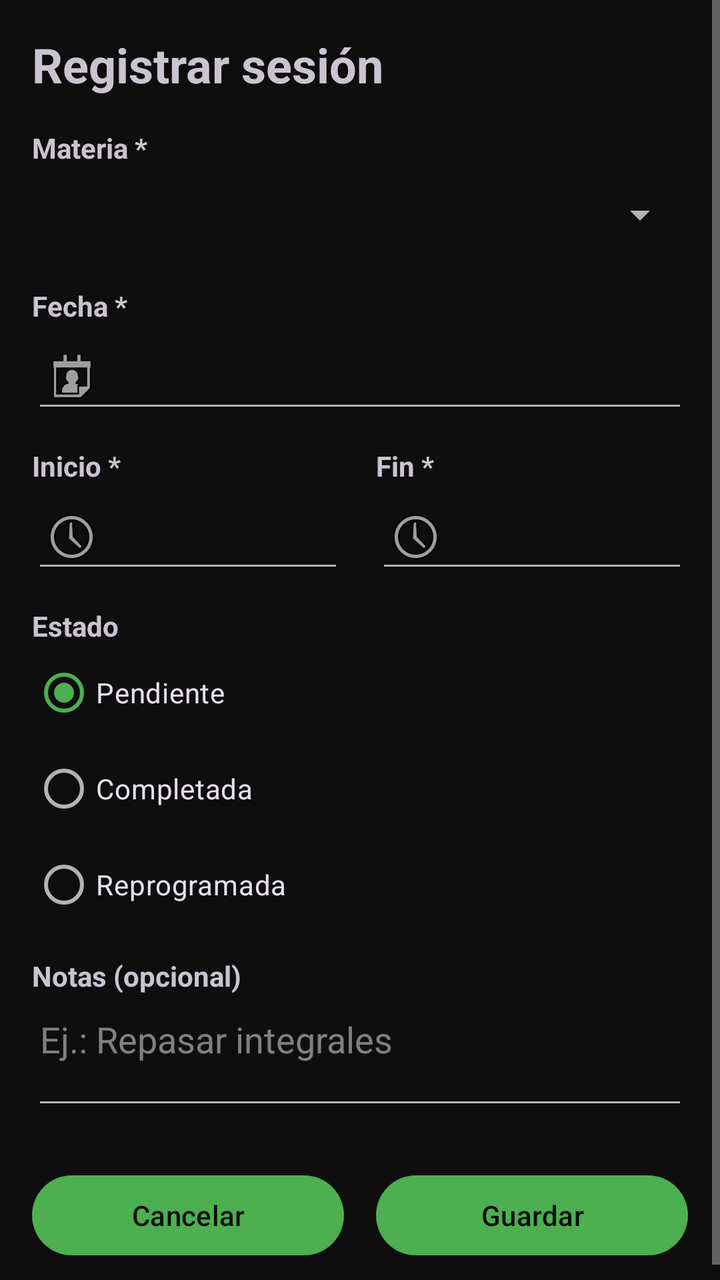
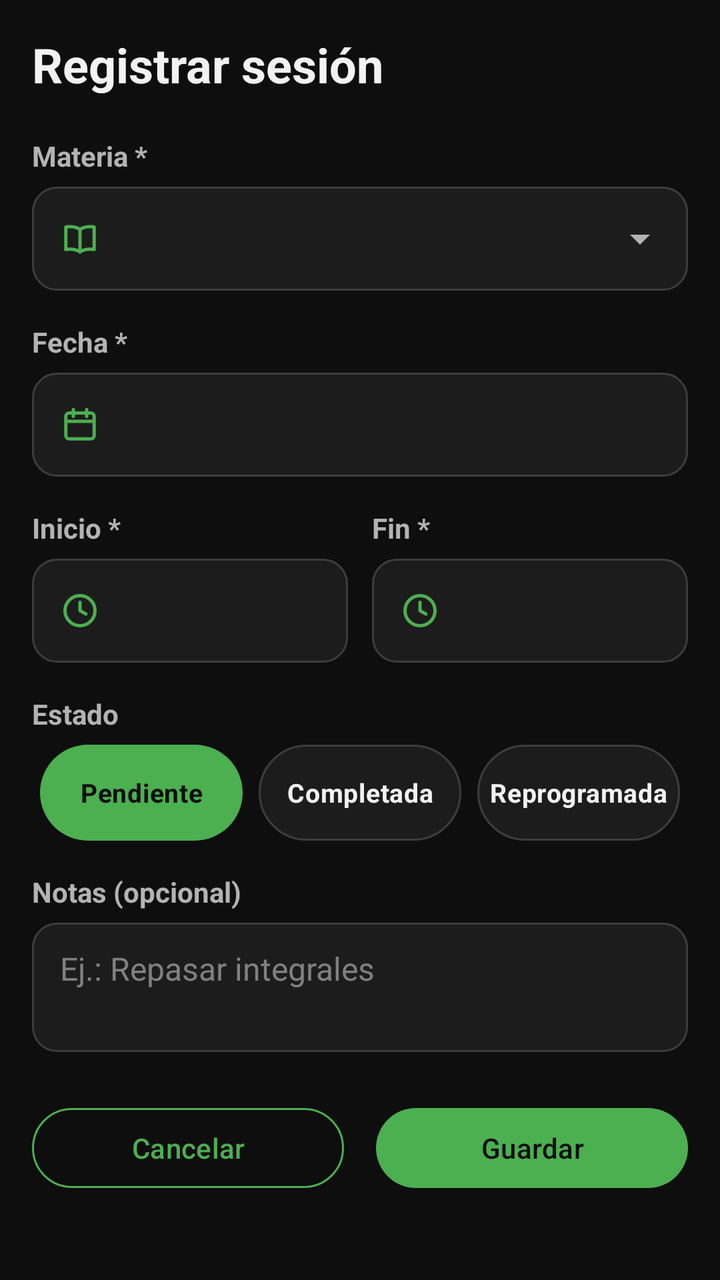

Two renders of the same Android screen: before a commit and after it. Below are the layout's source before the change and the commit's diff.
<!-- AndroidManifest.xml: application theme Theme.AgendaPersonal -->
<!-- res/layout/activity_sesion_form.xml -->
<?xml version="1.0" encoding="utf-8"?>
<ScrollView xmlns:android="http://schemas.android.com/apk/res/android"
    xmlns:tools="http://schemas.android.com/tools"
    android:id="@+id/main"
    android:layout_width="match_parent"
    android:layout_height="match_parent"
    tools:context=".vista.SesionFormActivity">

    
    <LinearLayout
        android:layout_width="match_parent"
        android:layout_height="wrap_content"
        android:orientation="vertical"
        android:padding="16dp">

        
        <TextView
            android:id="@+id/tvTitulo"
            android:layout_width="match_parent"
            android:layout_height="wrap_content"
            android:layout_marginBottom="16dp"
            android:text="@string/titulo_nueva_sesion"
            android:textSize="24sp"
            android:textStyle="bold" />

        
        <TextView
            android:layout_width="wrap_content"
            android:layout_height="wrap_content"
            android:text="@string/etiqueta_materia"
            android:textStyle="bold" />

        <Spinner
            android:id="@+id/spMateria"
            android:layout_width="match_parent"
            android:layout_height="wrap_content"
            android:layout_marginBottom="12dp"
            android:minHeight="48dp" />

        
        <TextView
            android:layout_width="wrap_content"
            android:layout_height="wrap_content"
            android:text="@string/etiqueta_fecha"
            android:textStyle="bold" />

        <EditText
            android:id="@+id/etFecha"
            android:layout_width="match_parent"
            android:layout_height="wrap_content"
            android:layout_marginBottom="12dp"
            android:drawableStart="@android:drawable/ic_menu_my_calendar"
            android:drawablePadding="8dp"
            android:focusable="false"
            android:importantForAutofill="no"
            android:inputType="none"
            android:minHeight="48dp" />

        
        <LinearLayout
            android:layout_width="match_parent"
            android:layout_height="wrap_content"
            android:layout_marginBottom="12dp"
            android:orientation="horizontal">

            <LinearLayout
                android:layout_width="0dp"
                android:layout_height="wrap_content"
                android:layout_marginEnd="8dp"
                android:layout_weight="1"
                android:orientation="vertical">

                <TextView
                    android:layout_width="wrap_content"
                    android:layout_height="wrap_content"
                    android:text="@string/etiqueta_inicio"
                    android:textStyle="bold" />

                <EditText
                    android:id="@+id/etInicio"
                    android:layout_width="match_parent"
                    android:layout_height="wrap_content"
                    android:drawableStart="@android:drawable/ic_menu_recent_history"
                    android:drawablePadding="8dp"
                    android:focusable="false"
                    android:importantForAutofill="no"
                    android:inputType="none"
                    android:minHeight="48dp" />
            </LinearLayout>

            <LinearLayout
                android:layout_width="0dp"
                android:layout_height="wrap_content"
                android:layout_marginStart="8dp"
                android:layout_weight="1"
                android:orientation="vertical">

                <TextView
                    android:layout_width="wrap_content"
                    android:layout_height="wrap_content"
                    android:text="@string/etiqueta_fin"
                    android:textStyle="bold" />

                <EditText
                    android:id="@+id/etFin"
                    android:layout_width="match_parent"
                    android:layout_height="wrap_content"
                    android:drawableStart="@android:drawable/ic_menu_recent_history"
                    android:drawablePadding="8dp"
                    android:focusable="false"
                    android:importantForAutofill="no"
                    android:inputType="none"
                    android:minHeight="48dp" />
            </LinearLayout>
        </LinearLayout>

        
        <TextView
            android:layout_width="wrap_content"
            android:layout_height="wrap_content"
            android:text="@string/etiqueta_estado"
            android:textStyle="bold" />

        <RadioGroup
            android:id="@+id/rgEstado"
            android:layout_width="match_parent"
            android:layout_height="wrap_content"
            android:layout_marginBottom="12dp"
            android:checkedButton="@+id/rbPendiente"
            android:orientation="vertical">

            <RadioButton
                android:id="@+id/rbPendiente"
                android:layout_width="match_parent"
                android:layout_height="wrap_content"
                android:minHeight="48dp"
                android:text="@string/estado_pendiente" />

            <RadioButton
                android:id="@+id/rbCompletada"
                android:layout_width="match_parent"
                android:layout_height="wrap_content"
                android:minHeight="48dp"
                android:text="@string/estado_completada" />

            <RadioButton
                android:id="@+id/rbReprogramada"
                android:layout_width="match_parent"
                android:layout_height="wrap_content"
                android:minHeight="48dp"
                android:text="@string/estado_reprogramada" />
        </RadioGroup>

        
        <TextView
            android:layout_width="wrap_content"
            android:layout_height="wrap_content"
            android:text="@string/etiqueta_notas"
            android:textStyle="bold" />

        <EditText
            android:id="@+id/etNotas"
            android:layout_width="match_parent"
            android:layout_height="wrap_content"
            android:layout_marginBottom="24dp"
            android:gravity="top|start"
            android:hint="@string/pista_notas"
            android:importantForAutofill="no"
            android:inputType="textMultiLine|textCapSentences"
            android:minHeight="48dp"
            android:minLines="2" />

        
        <Button
            android:id="@+id/btnTerminar"
            android:layout_width="match_parent"
            android:layout_height="wrap_content"
            android:layout_marginBottom="8dp"
            android:backgroundTint="@color/en_curso"
            android:minHeight="48dp"
            android:text="@string/btn_terminar_ahora"
            android:visibility="gone" />

        
        <LinearLayout
            android:layout_width="match_parent"
            android:layout_height="wrap_content"
            android:orientation="horizontal">

            <Button
                android:id="@+id/btnCancelar"
                android:layout_width="0dp"
                android:layout_height="wrap_content"
                android:layout_marginEnd="8dp"
                android:layout_weight="1"
                android:minHeight="48dp"
                android:text="@string/btn_cancelar" />

            <Button
                android:id="@+id/btnGuardar"
                android:layout_width="0dp"
                android:layout_height="wrap_content"
                android:layout_marginStart="8dp"
                android:layout_weight="1"
                android:minHeight="48dp"
                android:text="@string/btn_guardar" />
        </LinearLayout>
    </LinearLayout>
</ScrollView>
<!-- resources referenced by this layout -->
<resources>
  <style name="Base.Theme.AgendaPersonal" parent="Theme.Material3.Dark.NoActionBar">
          
          <item name="colorPrimary">@color/verde</item>
          <item name="colorOnPrimary">@color/texto_sobre_verde</item>
          
          <item name="colorPrimaryContainer">@color/verde_oscuro</item>
          <item name="colorOnPrimaryContainer">@color/texto</item>
          
          <item name="colorSecondary">@color/verde</item>
          <item name="colorOnSecondary">@color/texto_sobre_verde</item>
          <item name="colorSecondaryContainer">@color/verde_oscuro</item>
          <item name="colorOnSecondaryContainer">@color/texto</item>
          <item name="colorTertiary">@color/verde</item>
          <item name="colorOnTertiary">@color/texto_sobre_verde</item>
          
          <item name="colorAccent">@color/verde</item>
  
          
          <item name="android:colorBackground">@color/fondo</item>
          <item name="android:windowBackground">@color/fondo</item>
          <item name="colorOnBackground">@color/texto</item>
          
          <item name="colorSurface">@color/fondo</item>
          <item name="colorOnSurface">@color/texto</item>
          <item name="colorSurfaceVariant">@color/tarjeta</item>
          <item name="colorOnSurfaceVariant">@color/texto_secundario</item>
          <item name="colorSurfaceContainerLowest">@color/fondo</item>
          <item name="colorSurfaceContainerLow">@color/tarjeta</item>
          <item name="colorSurfaceContainer">@color/tarjeta</item>
          <item name="colorSurfaceContainerHigh">@color/tarjeta_alta</item>
          <item name="colorSurfaceContainerHighest">@color/tarjeta_alta</item>
          
          <item name="colorOutline">@color/borde</item>
          <item name="colorOutlineVariant">@color/borde</item>
  
          
          <item name="android:textColorPrimary">@color/texto</item>
          <item name="android:textColorSecondary">@color/texto_secundario</item>
          <item name="android:textColorHint">@color/texto_pista</item>
      </style>
  <!-- unchanged entries left out for length: 26 -->
</resources>

<!-- the commit's change to res/layout/activity_sesion_form.xml (unified diff, before → after) -->
@@ -18,156 +18,146 @@
             android:id="@+id/tvTitulo"
             android:layout_width="match_parent"
             android:layout_height="wrap_content"
-            android:layout_marginBottom="16dp"
+            android:layout_marginBottom="20dp"
             android:text="@string/titulo_nueva_sesion"
+            android:textColor="@color/texto"
             android:textSize="24sp"
             android:textStyle="bold" />
 
         
         <TextView
-            android:layout_width="wrap_content"
-            android:layout_height="wrap_content"
-            android:text="@string/etiqueta_materia"
-            android:textStyle="bold" />
+            style="@style/EtiquetaCampo"
+            android:text="@string/etiqueta_materia" />
 
-        <Spinner
-            android:id="@+id/spMateria"
+        <LinearLayout
             android:layout_width="match_parent"
             android:layout_height="wrap_content"
-            android:layout_marginBottom="12dp"
-            android:minHeight="48dp" />
+            android:layout_marginBottom="16dp"
+            android:background="@drawable/caja_campo"
+            android:gravity="center_vertical"
+            android:minHeight="52dp"
+            android:orientation="horizontal"
+            android:paddingStart="14dp">
+
+            <ImageView
+                android:layout_width="20dp"
+                android:layout_height="20dp"
+                android:importantForAccessibility="no"
+                android:src="@drawable/ic_libro" />
+
+            <Spinner
+                android:id="@+id/spMateria"
+                android:layout_width="0dp"
+                android:layout_height="wrap_content"
+                android:layout_weight="1"
+                android:minHeight="48dp" />
+        </LinearLayout>
 
         
         <TextView
-            android:layout_width="wrap_content"
-            android:layout_height="wrap_content"
-            android:text="@string/etiqueta_fecha"
-            android:textStyle="bold" />
+            style="@style/EtiquetaCampo"
+            android:text="@string/etiqueta_fecha" />
 
         <EditText
             android:id="@+id/etFecha"
-            android:layout_width="match_parent"
-            android:layout_height="wrap_content"
-            android:layout_marginBottom="12dp"
-            android:drawableStart="@android:drawable/ic_menu_my_calendar"
-            android:drawablePadding="8dp"
+            style="@style/CajaCampo"
+            android:layout_marginBottom="16dp"
+            android:drawableStart="@drawable/ic_calendario"
             android:focusable="false"
             android:importantForAutofill="no"
-            android:inputType="none"
-            android:minHeight="48dp" />
+            android:inputType="none" />
 
         
         <LinearLayout
             android:layout_width="match_parent"
             android:layout_height="wrap_content"
-            android:layout_marginBottom="12dp"
+            android:layout_marginBottom="16dp"
             android:orientation="horizontal">
 
             <LinearLayout
                 android:layout_width="0dp"
                 android:layout_height="wrap_content"
-                android:layout_marginEnd="8dp"
+                android:layout_marginEnd="6dp"
                 android:layout_weight="1"
                 android:orientation="vertical">
 
                 <TextView
-                    android:layout_width="wrap_content"
-                    android:layout_height="wrap_content"
-                    android:text="@string/etiqueta_inicio"
-                    android:textStyle="bold" />
+                    style="@style/EtiquetaCampo"
+                    android:text="@string/etiqueta_inicio" />
 
                 <EditText
                     android:id="@+id/etInicio"
-                    android:layout_width="match_parent"
-                    android:layout_height="wrap_content"
-                    android:drawableStart="@android:drawable/ic_menu_recent_history"
-                    android:drawablePadding="8dp"
+                    style="@style/CajaCampo"
+                    android:drawableStart="@drawable/ic_reloj"
                     android:focusable="false"
                     android:importantForAutofill="no"
-                    android:inputType="none"
-                    android:minHeight="48dp" />
+                    android:inputType="none" />
             </LinearLayout>
 
             <LinearLayout
                 android:layout_width="0dp"
                 android:layout_height="wrap_content"
-                android:layout_marginStart="8dp"
+                android:layout_marginStart="6dp"
                 android:layout_weight="1"
                 android:orientation="vertical">
 
                 <TextView
-                    android:layout_width="wrap_content"
-                    android:layout_height="wrap_content"
-                    android:text="@string/etiqueta_fin"
-                    android:textStyle="bold" />
+                    style="@style/EtiquetaCampo"
+                    android:text="@string/etiqueta_fin" />
 
                 <EditText
                     android:id="@+id/etFin"
-                    android:layout_width="match_parent"
-                    android:layout_height="wrap_content"
-                    android:drawableStart="@android:drawable/ic_menu_recent_history"
-                    android:drawablePadding="8dp"
+                    style="@style/CajaCampo"
+                    android:drawableStart="@drawable/ic_reloj"
                     android:focusable="false"
                     android:importantForAutofill="no"
-                    android:inputType="none"
-                    android:minHeight="48dp" />
+                    android:inputType="none" />
             </LinearLayout>
         </LinearLayout>
 
         
         <TextView
-            android:layout_width="wrap_content"
-            android:layout_height="wrap_content"
-            android:text="@string/etiqueta_estado"
-            android:textStyle="bold" />
+            style="@style/EtiquetaCampo"
+            android:text="@string/etiqueta_estado" />
 
         <RadioGroup
             android:id="@+id/rgEstado"
             android:layout_width="match_parent"
             android:layout_height="wrap_content"
-            android:layout_marginBottom="12dp"
+            android:layout_marginHorizontal="-4dp"
+            android:layout_marginBottom="16dp"
             android:checkedButton="@+id/rbPendiente"
-            android:orientation="vertical">
+            android:orientation="horizontal">
 
             <RadioButton
                 android:id="@+id/rbPendiente"
-                android:layout_width="match_parent"
-                android:layout_height="wrap_content"
-                android:minHeight="48dp"
+                style="@style/ChipEstado"
                 android:text="@string/estado_pendiente" />
 
             <RadioButton
                 android:id="@+id/rbCompletada"
-                android:layout_width="match_parent"
-                android:layout_height="wrap_content"
-                android:minHeight="48dp"
+                style="@style/ChipEstado"
                 android:text="@string/estado_completada" />
 
             <RadioButton
                 android:id="@+id/rbReprogramada"
-                android:layout_width="match_parent"
-                android:layout_height="wrap_content"
-                android:minHeight="48dp"
+                style="@style/ChipEstado"
                 android:text="@string/estado_reprogramada" />
         </RadioGroup>
 
         
         <TextView
-            android:layout_width="wrap_content"
-            android:layout_height="wrap_content"
-            android:text="@string/etiqueta_notas"
-            android:textStyle="bold" />
+            style="@style/EtiquetaCampo"
+            android:text="@string/etiqueta_notas" />
 
         <EditText
             android:id="@+id/etNotas"
-            android:layout_width="match_parent"
-            android:layout_height="wrap_content"
+            style="@style/CajaCampo"
             android:layout_marginBottom="24dp"
             android:gravity="top|start"
             android:hint="@string/pista_notas"
             android:importantForAutofill="no"
             android:inputType="textMultiLine|textCapSentences"
-            android:minHeight="48dp"
             android:minLines="2" />
 
         
@@ -189,20 +179,20 @@
 
             <Button
                 android:id="@+id/btnCancelar"
+                style="@style/BotonSecundario"
                 android:layout_width="0dp"
                 android:layout_height="wrap_content"
                 android:layout_marginEnd="8dp"
                 android:layout_weight="1"
-                android:minHeight="48dp"
                 android:text="@string/btn_cancelar" />
 
             <Button
                 android:id="@+id/btnGuardar"
+                style="@style/BotonPrincipal"
                 android:layout_width="0dp"
                 android:layout_height="wrap_content"
                 android:layout_marginStart="8dp"
                 android:layout_weight="1"
-                android:minHeight="48dp"
                 android:text="@string/btn_guardar" />
         </LinearLayout>
     </LinearLayout>
<!-- resource entries referenced after the edit -->
@@ -1,5 +1,156 @@
 <!-- resources referenced by this layout -->
 <resources>
+  <!-- drawable caja_campo (drawable) -->
+  <?xml version="1.0" encoding="utf-8"?>
+  <selector xmlns:android="http://schemas.android.com/apk/res/android">
+      <item android:state_focused="true">
+          <shape android:shape="rectangle">
+              <corners android:radius="12dp" />
+              <solid android:color="@color/tarjeta" />
+              <stroke
+                  android:width="2dp"
+                  android:color="@color/verde" />
+          </shape>
+      </item>
+      <item>
+          <shape android:shape="rectangle">
+              <corners android:radius="12dp" />
+              <solid android:color="@color/tarjeta" />
+              <stroke
+                  android:width="1dp"
+                  android:color="@color/borde" />
+          </shape>
+      </item>
+  </selector>
+  <!-- drawable ic_calendario (drawable) -->
+  <?xml version="1.0" encoding="utf-8"?>
+  <vector xmlns:android="http://schemas.android.com/apk/res/android"
+      android:width="20dp"
+      android:height="20dp"
+      android:viewportWidth="24"
+      android:viewportHeight="24">
+  
+      
+      <path
+          android:pathData="M5.5,5 L18.5,5 a2,2 0 0,1 2,2 L20.5,18.5 a2,2 0 0,1 -2,2 L5.5,20.5 a2,2 0 0,1 -2,-2 L3.5,7 a2,2 0 0,1 2,-2 Z"
+          android:strokeWidth="2"
+          android:strokeColor="@color/verde" />
+      
+      <path
+          android:pathData="M3.5,10 L20.5,10"
+          android:strokeWidth="2"
+          android:strokeColor="@color/verde" />
+      
+      <path
+          android:pathData="M8,3 L8,7 M16,3 L16,7"
+          android:strokeLineCap="round"
+          android:strokeWidth="2"
+          android:strokeColor="@color/verde" />
+  </vector>
+  <!-- drawable ic_libro (drawable) -->
+  <?xml version="1.0" encoding="utf-8"?>
+  <vector xmlns:android="http://schemas.android.com/apk/res/android"
+      android:width="20dp"
+      android:height="20dp"
+      android:viewportWidth="24"
+      android:viewportHeight="24">
+  
+      
+      <path
+          android:pathData="M12,6.5 C10,5 7,4.5 3.5,5 L3.5,18.5 C7,18 10,18.5 12,20 C14,18.5 17,18 20.5,18.5 L20.5,5 C17,4.5 14,5 12,6.5 Z"
+          android:strokeLineJoin="round"
+          android:strokeWidth="2"
+          android:strokeColor="@color/verde" />
+      
+      <path
+          android:pathData="M12,6.5 L12,20"
+          android:strokeWidth="2"
+          android:strokeColor="@color/verde" />
+  </vector>
+  <!-- drawable ic_reloj (drawable) -->
+  <?xml version="1.0" encoding="utf-8"?>
+  <vector xmlns:android="http://schemas.android.com/apk/res/android"
+      android:width="20dp"
+      android:height="20dp"
+      android:viewportWidth="24"
+      android:viewportHeight="24">
+  
+      
+      <path
+          android:pathData="M3,12 a9,9 0 1,0 18,0 a9,9 0 1,0 -18,0"
+          android:strokeWidth="2"
+          android:strokeColor="@color/verde" />
+      
+      <path
+          android:pathData="M12,7 L12,12 L15.5,14"
+          android:strokeLineCap="round"
+          android:strokeLineJoin="round"
+          android:strokeWidth="2"
+          android:strokeColor="@color/verde" />
+  </vector>
+  <style name="BotonPrincipal" parent="Widget.Material3.Button">
+          <item name="android:minHeight">48dp</item>
+          <item name="backgroundTint">@color/verde</item>
+          <item name="android:textColor">@color/texto_sobre_verde</item>
+      </style>
+  <style name="BotonSecundario" parent="Widget.Material3.Button.OutlinedButton">
+          <item name="android:minHeight">48dp</item>
+          <item name="strokeColor">@color/verde</item>
+          <item name="android:textColor">@color/verde</item>
+      </style>
+  <style name="CajaCampo">
+          <item name="android:layout_width">match_parent</item>
+          <item name="android:layout_height">wrap_content</item>
+          <item name="android:background">@drawable/caja_campo</item>
+          <item name="android:drawablePadding">12dp</item>
+          <item name="android:minHeight">52dp</item>
+          <item name="android:paddingHorizontal">14dp</item>
+          <item name="android:paddingVertical">12dp</item>
+          <item name="android:textColor">@color/texto</item>
+          <item name="android:textSize">16sp</item>
+      </style>
+  <style name="ChipEstado">
+          <item name="android:layout_width">0dp</item>
+          <item name="android:layout_height">wrap_content</item>
+          <item name="android:layout_weight">1</item>
+          <item name="android:layout_marginHorizontal">4dp</item>
+          <item name="android:minHeight">48dp</item>
+          <item name="android:button">@null</item>
+          <item name="android:background">@drawable/chip_estado</item>
+          <item name="android:gravity">center</item>
+          <item name="android:maxLines">1</item>
+          <item name="android:paddingHorizontal">4dp</item>
+          <item name="android:textColor">@color/chip_estado_texto</item>
+          <item name="android:textSize">13sp</item>
+          <item name="android:textStyle">bold</item>
+      </style>
+  <style name="EtiquetaCampo">
+          <item name="android:layout_width">wrap_content</item>
+          <item name="android:layout_height">wrap_content</item>
+          <item name="android:layout_marginBottom">6dp</item>
+          <item name="android:textColor">@color/texto_secundario</item>
+          <item name="android:textSize">14sp</item>
+          <item name="android:textStyle">bold</item>
+      </style>
+  <!-- drawable chip_estado (drawable) -->
+  <?xml version="1.0" encoding="utf-8"?>
+  <selector xmlns:android="http://schemas.android.com/apk/res/android">
+      <item android:state_checked="true">
+          <shape android:shape="rectangle">
+              <corners android:radius="24dp" />
+              <solid android:color="@color/verde" />
+          </shape>
+      </item>
+      <item>
+          <shape android:shape="rectangle">
+              <corners android:radius="24dp" />
+              <solid android:color="@color/tarjeta" />
+              <stroke
+                  android:width="1dp"
+                  android:color="@color/borde" />
+          </shape>
+      </item>
+  </selector>
   <style name="Base.Theme.AgendaPersonal" parent="Theme.Material3.Dark.NoActionBar">
           
           <item name="colorPrimary">@color/verde</item>
@@ -39,6 +190,9 @@
           <item name="android:textColorPrimary">@color/texto</item>
           <item name="android:textColorSecondary">@color/texto_secundario</item>
           <item name="android:textColorHint">@color/texto_pista</item>
+          
+          <item name="android:textColorTertiary">@color/texto</item>
+          <item name="android:textColorPrimaryDisableOnly">@color/texto</item>
       </style>
   <!-- unchanged entries left out for length: 26 -->
 </resources>
